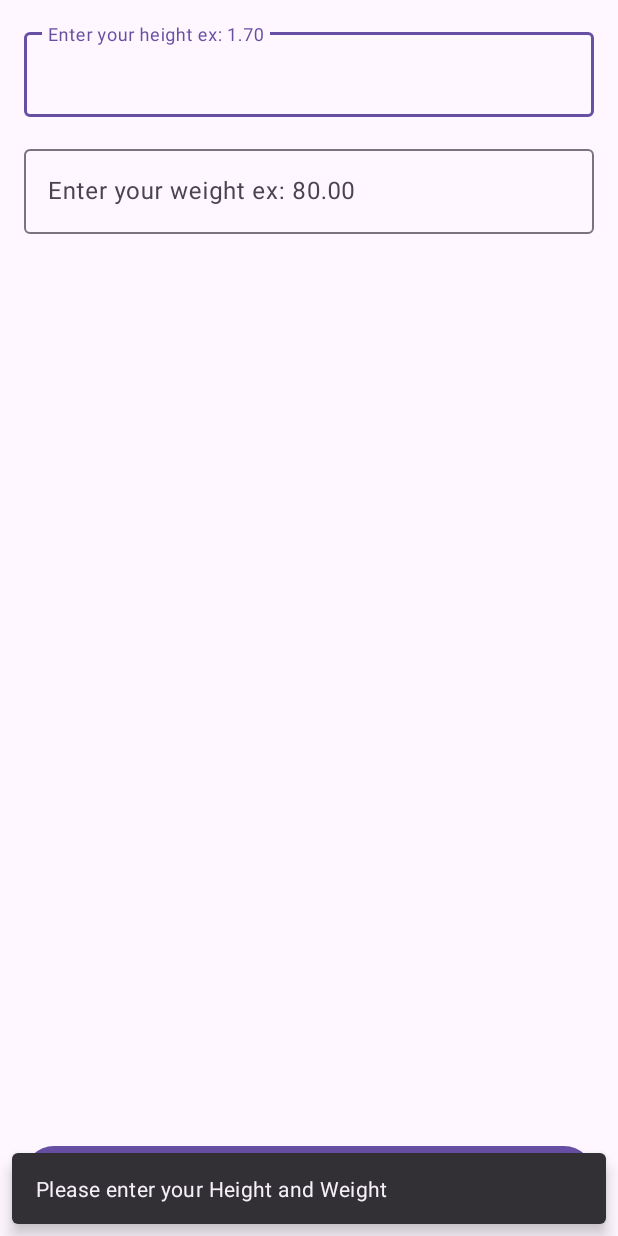
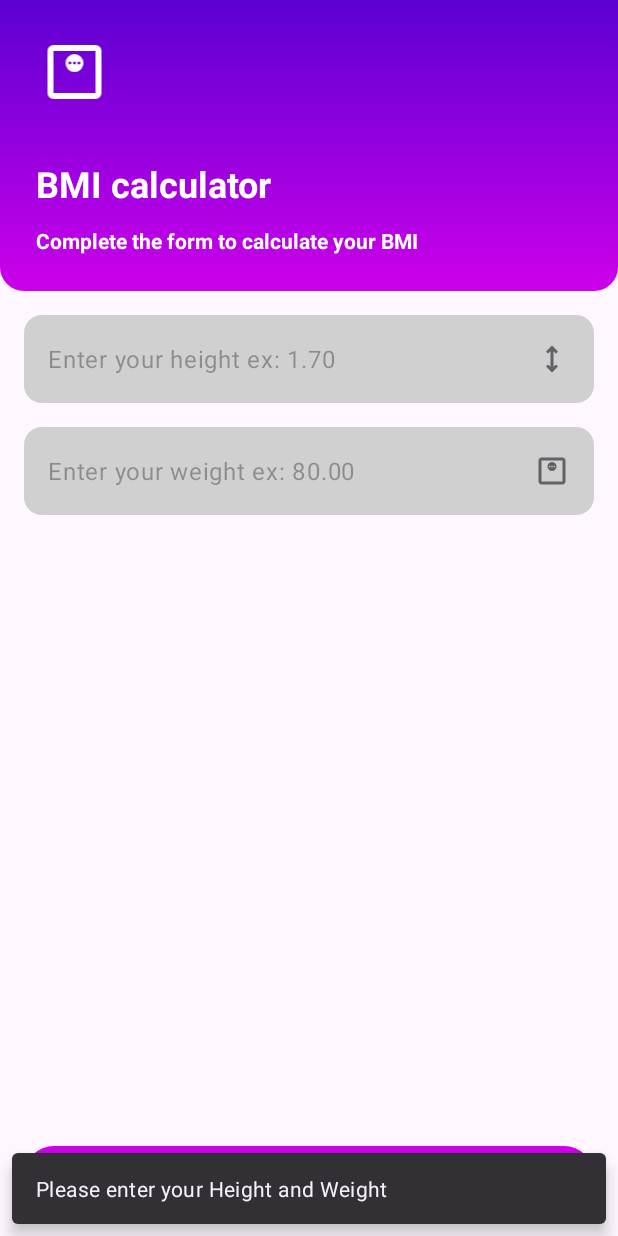
Before and after one commit to s2-AnaPereira-s2/BMI-App, an Android app: the screen it shows after launch (MainActivity), after a tap on "Calculate", on a phone screen of 412 x 824 dp. Run offline under Robolectric (Android 15) with nearby library versions, the phone set to English and light mode, and no system bars.

Commit message:
Finished App

```diff
--- /dev/null
+++ b/app/src/main/res/drawable/gradient_bg.xml
@@ -0,0 +1,11 @@
+<?xml version="1.0" encoding="utf-8"?>
+<shape   xmlns:android="http://schemas.android.com/apk/res/android">
+    <corners
+        android:bottomLeftRadius="16dp"
+        android:bottomRightRadius="16dp"/>
+
+    <gradient
+        android:startColor="@color/primary_400"
+        android:endColor="@color/primary_900"
+        android:angle="90" />
+</shape>
--- /dev/null
+++ b/app/src/main/res/drawable/height_icon.xml
@@ -0,0 +1,9 @@
+<vector xmlns:android="http://schemas.android.com/apk/res/android"
+    android:width="24dp"
+    android:height="24dp"
+    android:viewportWidth="960"
+    android:viewportHeight="960">
+  <path
+      android:pathData="M480,840 L320,680l56,-56 64,63v-414l-64,63 -56,-56 160,-160 160,160 -56,57 -64,-64v414l64,-63 56,56 -160,160Z"
+      android:fillColor="#5f6368"/>
+</vector>
--- /dev/null
+++ b/app/src/main/res/drawable/rounded_bg.xml
@@ -0,0 +1,5 @@
+<?xml version="1.0" encoding="utf-8"?>
+<shape xmlns:android="http://schemas.android.com/apk/res/android">
+    <solid android:color="#D0D0D0"/>
+    <corners android:radius="12dp"/>
+</shape>
--- /dev/null
+++ b/app/src/main/res/drawable/weight_icon.xml
@@ -0,0 +1,9 @@
+<vector xmlns:android="http://schemas.android.com/apk/res/android"
+    android:width="24dp"
+    android:height="24dp"
+    android:viewportWidth="960"
+    android:viewportHeight="960">
+  <path
+      android:pathData="M480,480q50,0 85,-35t35,-85q0,-50 -35,-85t-85,-35q-50,0 -85,35t-35,85q0,50 35,85t85,35ZM420,380q-8,0 -14,-6t-6,-14q0,-8 6,-14t14,-6q8,0 14,6t6,14q0,8 -6,14t-14,6ZM480,380q-8,0 -14,-6t-6,-14q0,-8 6,-14t14,-6q8,0 14,6t6,14q0,8 -6,14t-14,6ZM540,380q-8,0 -14,-6t-6,-14q0,-8 6,-14t14,-6q8,0 14,6t6,14q0,8 -6,14t-14,6ZM200,840q-33,0 -56.5,-23.5T120,760v-560q0,-33 23.5,-56.5T200,120h560q33,0 56.5,23.5T840,200v560q0,33 -23.5,56.5T760,840L200,840ZM200,760h560v-560L200,200v560ZM200,200v560,-560Z"
+      android:fillColor="#5f6368"/>
+</vector>
--- a/app/src/main/res/layout/activity_main.xml
+++ b/app/src/main/res/layout/activity_main.xml
@@ -6,6 +6,46 @@
     android:layout_height="match_parent"
     tools:context=".MainActivity">
 
+
+    <LinearLayout
+        android:id="@+id/VgHeader"
+        android:layout_width="match_parent"
+        android:layout_height="wrap_content"
+        android:background="@drawable/gradient_bg"
+        android:orientation="vertical"
+        app:layout_constraintEnd_toEndOf="parent"
+        app:layout_constraintStart_toStartOf="parent"
+        app:layout_constraintTop_toTopOf="parent">
+
+        <ImageView
+            android:layout_width="51dp"
+            android:layout_height="48dp"
+            android:layout_margin="24dp"
+            android:src="@drawable/weight_icon"
+            app:tint="@color/white" />
+
+        <TextView
+            android:text="BMI calculator"
+            android:layout_marginStart="24dp"
+            android:layout_marginTop="10dp"
+            android:textStyle="bold"
+            android:textSize="24sp"
+            android:textColor="@color/white"
+            android:layout_height="wrap_content"
+            android:layout_width="wrap_content"/>
+
+        <TextView
+            android:text="Complete the form to calculate your BMI"
+            android:layout_marginStart="24dp"
+            android:layout_marginEnd="24dp"
+            android:layout_marginBottom="24dp"
+            android:layout_marginTop="12dp"
+            android:textStyle="bold"
+            android:textColor="@color/white"
+            android:layout_height="wrap_content"
+            android:layout_width="wrap_content"/>
+
+    </LinearLayout>
 
     <Button
         android:id="@+id/button_calculate"
@@ -22,15 +62,19 @@
         android:layout_width="match_parent"
         android:layout_height="wrap_content"
         android:layout_margin="16dp"
+        app:hintEnabled="false"
         app:layout_constraintStart_toStartOf="parent"
         app:layout_constraintEnd_toEndOf="parent"
-        app:layout_constraintTop_toTopOf="parent">
+        app:layout_constraintTop_toBottomOf="@id/VgHeader">
 
         <com.google.android.material.textfield.TextInputEditText
+            android:id="@+id/heightEditText"
             android:layout_width="match_parent"
             android:layout_height="wrap_content"
-            android:id="@+id/heightEditText"
-            android:hint="Enter your height ex: 1.70" />
+            android:background="@drawable/rounded_bg"
+            android:drawableEnd="@drawable/height_icon"
+            android:hint="Enter your height ex: 1.70"
+            android:inputType="numberDecimal" />
     </com.google.android.material.textfield.TextInputLayout>
 
     <com.google.android.material.textfield.TextInputLayout
@@ -38,14 +82,18 @@
         android:layout_width="match_parent"
         android:layout_height="wrap_content"
         android:layout_margin="16dp"
+        app:hintEnabled="false"
         app:layout_constraintStart_toStartOf="parent"
         app:layout_constraintEnd_toEndOf="parent"
         app:layout_constraintTop_toBottomOf="@id/heightInputLayout">
 
         <com.google.android.material.textfield.TextInputEditText
+            android:id="@+id/weightEditText"
             android:layout_width="match_parent"
             android:layout_height="wrap_content"
-            android:id="@+id/weightEditText"
+            android:inputType="numberDecimal"
+            android:background="@drawable/rounded_bg"
+            android:drawableEnd="@drawable/weight_icon"
             android:hint="Enter your weight ex: 80.00" />
     </com.google.android.material.textfield.TextInputLayout>
 </androidx.constraintlayout.widget.ConstraintLayout>
--- a/app/src/main/res/values/colors.xml
+++ b/app/src/main/res/values/colors.xml
@@ -2,4 +2,7 @@
 <resources>
     <color name="black">#FF000000</color>
     <color name="white">#FFFFFFFF</color>
+
+    <color name="primary_400">#cd00ea</color>
+    <color name="primary_900">#5c00d2</color>
 </resources>
--- a/app/src/main/res/values/themes.xml
+++ b/app/src/main/res/values/themes.xml
@@ -2,7 +2,8 @@
     <!-- Base application theme. -->
     <style name="Base.Theme.Calculadoraimc" parent="Theme.Material3.DayNight.NoActionBar">
         <!-- Customize your light theme here. -->
-        <!-- <item name="colorPrimary">@color/my_light_primary</item> -->
+        <item name="colorPrimary">@color/primary_400</item>
+        <item name="android:statusBarColor">@color/primary_900</item>
     </style>
 
     <style name="Theme.Calculadoraimc" parent="Base.Theme.Calculadoraimc" />
```
Also changed, not shown: app/src/main/res/layout/activity_result.xml (+52 -8 lines).
